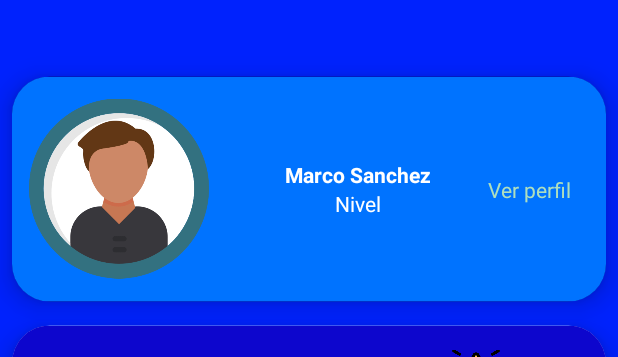
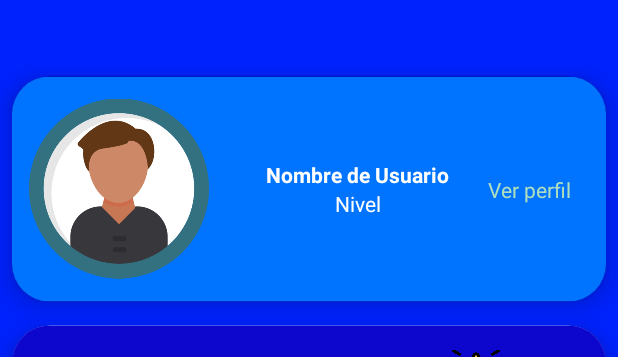
Before and after one commit to mar10san/Proyecto, an Android app: the layout fragment_presentacion.xml on its own in the app's theme, with its tools: preview values and no code run, on a phone screen of 412 x 824 dp. Shown: the top 357 px of the screen. Run offline under Robolectric (Android 15) with nearby library versions, the phone set to English and light mode, and no system bars; Roboto replaces fonts that are not available here.

Commit message:
aplicacion terminada

```diff
--- a/app/src/main/res/layout/fragment_presentacion.xml
+++ b/app/src/main/res/layout/fragment_presentacion.xml
@@ -60,7 +60,7 @@
                         android:layout_height="wrap_content"
                         android:layout_gravity="center"
                         android:gravity="center"
-                        android:text="Marco Sanchez"
+                        android:text="Nombre de Usuario"
                         android:textColor="#FFFFFF"
                         android:textStyle="bold" />
 
```
